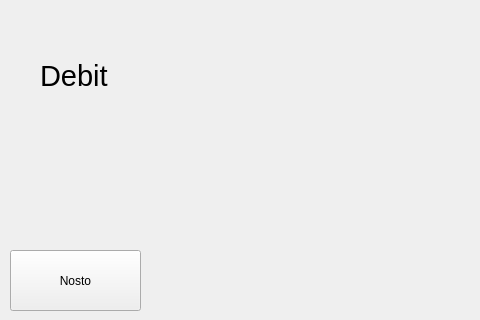
Qt form frontend/debitwindow.ui (Jani-OAMK/ATM-group-project) before a commit; both pictures show x 0 to 480 and y 0 to 320 of the 800 by 600 pixel window.
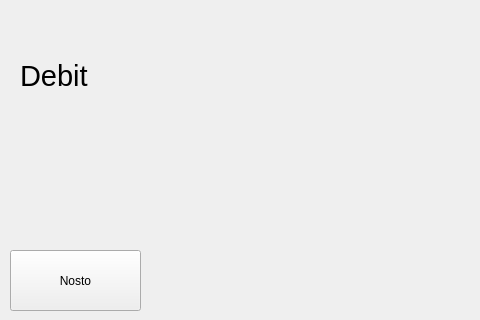
The same form after that commit.

Commit message: Yhdennetty UI:t ja poistettu qdebugeja

The edit to the form file:
```diff
--- a/frontend/debitwindow.ui
+++ b/frontend/debitwindow.ui
@@ -108,7 +108,7 @@
    <widget class="QLabel" name="label">
     <property name="geometry">
      <rect>
-      <x>40</x>
+      <x>20</x>
       <y>50</y>
       <width>101</width>
       <height>51</height>
```
The commit also changes 7 other files.
